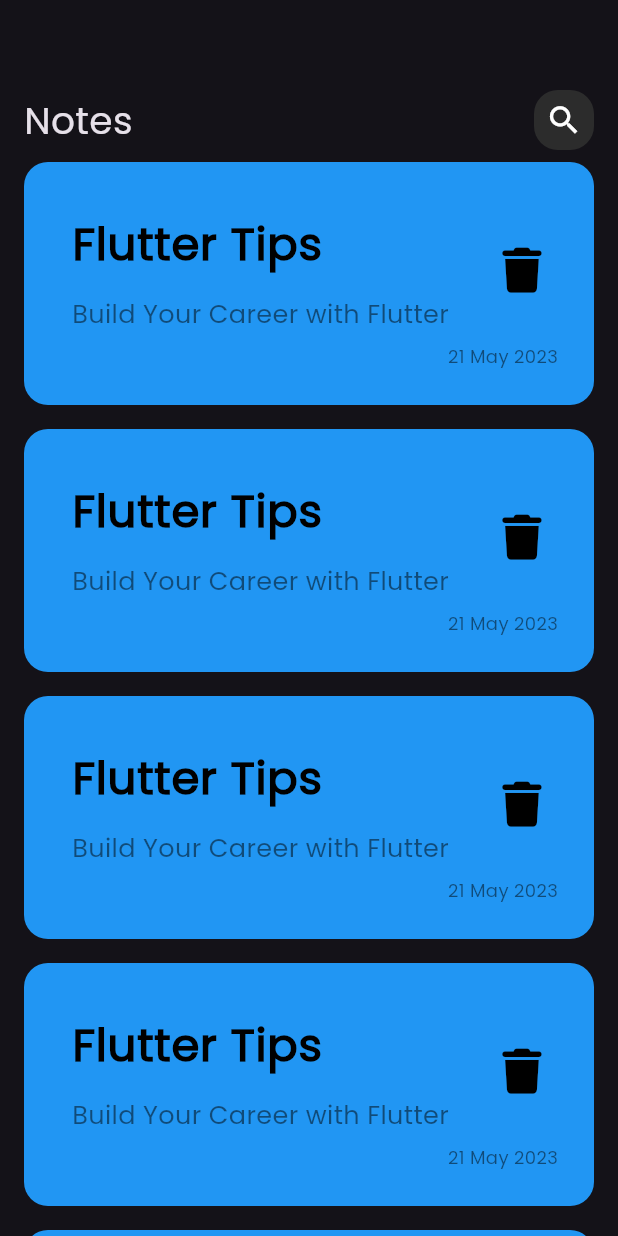
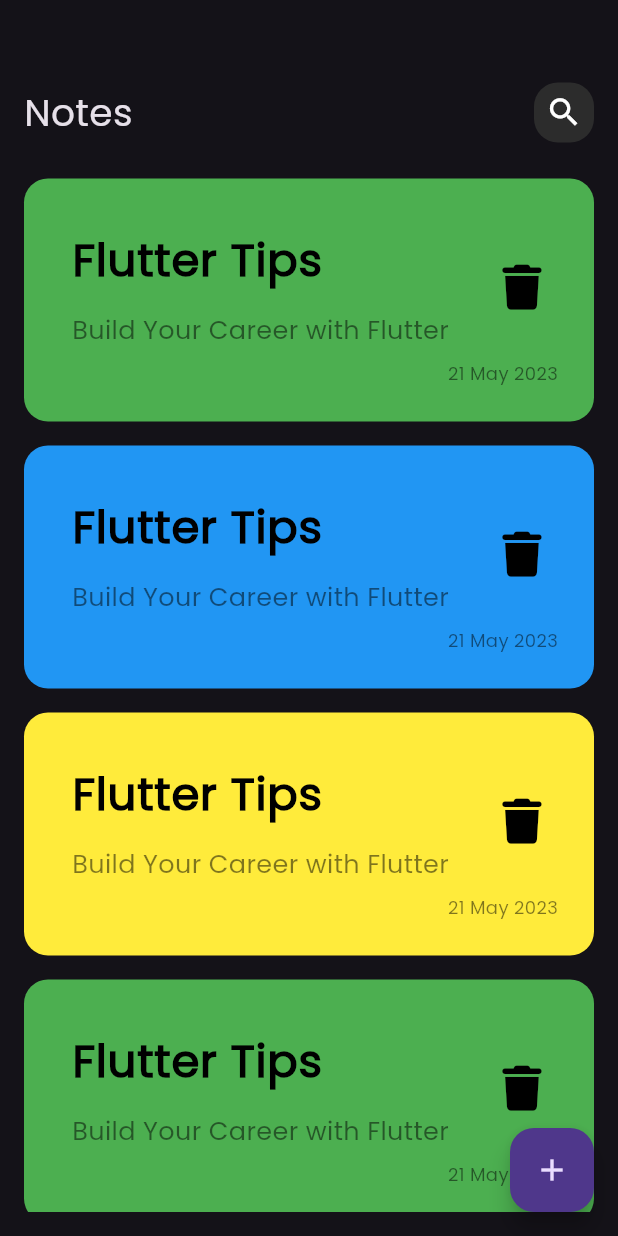
Before and after one commit to Mohamed-Emad1/notes_app, a Flutter app: the screen it shows after launch, on a phone screen of 412 x 824 dp. Run offline on Flutter 3.47's test engine with Material 3 defaults, Android fonts, the phone set to English and light mode, and no system bars; our stand-ins replace font_awesome_flutter.

```diff
--- a/lib/views/notes_view.dart
+++ b/lib/views/notes_view.dart
@@ -1,4 +1,5 @@
 import 'package:flutter/material.dart';
+import 'package:notes_app/widgets/custom_modal_sheet.dart';
 import 'package:notes_app/widgets/notes_view_body.dart';
 
 class NotesView extends StatelessWidget {
@@ -6,8 +7,21 @@ class NotesView extends StatelessWidget {
 
   @override
   Widget build(BuildContext context) {
-    return const Scaffold(
-      body:NotesViewBody(),
+    return Scaffold(
+      floatingActionButton: FloatingActionButton(
+        onPressed: () {
+          showModalBottomSheet(
+            shape: RoundedRectangleBorder(
+              borderRadius: BorderRadius.circular(16)
+            ),
+              context: context,
+              builder: ((context) {
+                return const CustomModalSheet();
+              }),);
+        },
+        child: const Icon(Icons.add),
+      ),
+      body: const NotesViewBody(),
     );
   }
 }
--- a/lib/widgets/notes_item.dart
+++ b/lib/widgets/notes_item.dart
@@ -2,8 +2,9 @@ import 'package:flutter/material.dart';
 import 'package:font_awesome_flutter/font_awesome_flutter.dart';
 
 class NoteItem extends StatelessWidget {
-  const NoteItem({super.key});
+  const NoteItem({super.key, required this.noteColor});
 
+  final Color noteColor;
   @override
   Widget build(BuildContext context) {
     return Padding(
@@ -11,7 +12,7 @@ class NoteItem extends StatelessWidget {
       child: Container(
         padding: const EdgeInsets.only(top: 24, bottom: 24, left: 16),
         decoration: BoxDecoration(
-          color: Colors.blue,
+          color: noteColor,
           borderRadius: BorderRadius.circular(16),
         ),
         width: double.infinity,
--- a/lib/widgets/notes_view_body.dart
+++ b/lib/widgets/notes_view_body.dart
@@ -1,7 +1,6 @@
 import 'package:flutter/material.dart';
 import 'package:flutter/widgets.dart';
 import 'package:notes_app/widgets/custom_appbar.dart';
-import 'package:notes_app/widgets/notes_item.dart';
 import 'package:notes_app/widgets/notes_view_list.dart';
 
 class NotesViewBody extends StatelessWidget {
@@ -12,7 +11,7 @@ class NotesViewBody extends StatelessWidget {
     return const Column(
       children: [
         SizedBox(
-          height: 60,
+          height: 55,
         ),
         CustomAppBar(),
         Expanded(child: NotesListView()),
--- a/lib/widgets/notes_view_list.dart
+++ b/lib/widgets/notes_view_list.dart
@@ -4,13 +4,21 @@ import 'package:notes_app/widgets/notes_item.dart';
 class NotesListView extends StatelessWidget {
   const NotesListView({super.key});
 
+  final colors = const [Colors.green, Colors.blue, Colors.yellow];
   @override
   Widget build(BuildContext context) {
-    return ListView.builder(itemBuilder: (context, index) {
-      return const Padding(
-        padding: EdgeInsets.symmetric(vertical: 8),
-        child: NoteItem(),
-      );
-    });
+    return Padding(
+      padding: const EdgeInsets.symmetric(vertical: 16),
+      child: ListView.builder(
+          padding: EdgeInsets.zero,
+          itemBuilder: (context, index) {
+            return Padding(
+              padding: const EdgeInsets.symmetric(vertical: 8),
+              child: NoteItem(
+                noteColor: colors[index % 3],
+              ),
+            );
+          }),
+    );
   }
 }
```
Also changed, not shown: lib/widgets/custom_modal_sheet.dart (added, +10 -0 lines).
